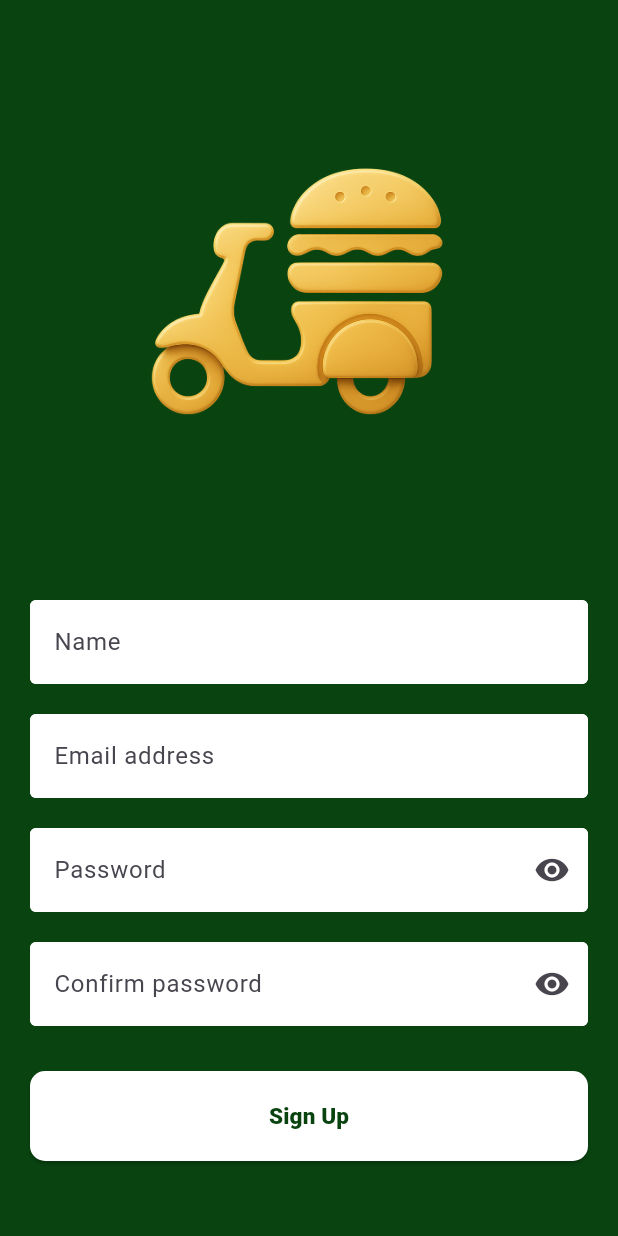
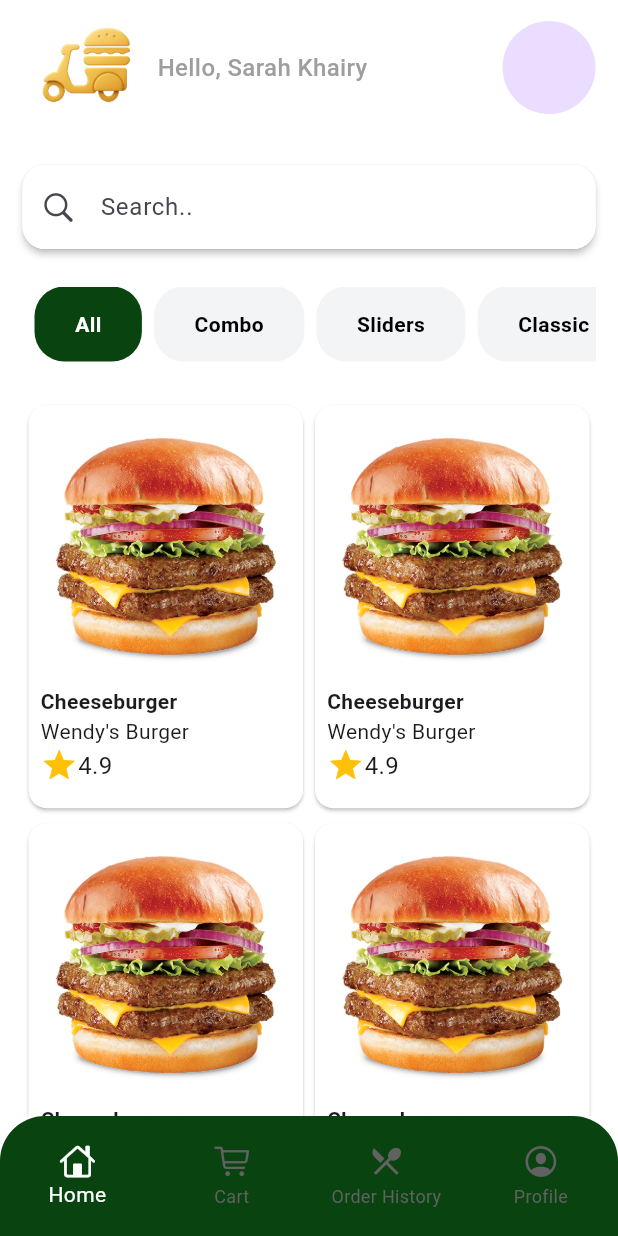
Before and after one commit to Sarakhairy/food_delivery_app, a Flutter app: the screen it shows after launch, on a phone screen of 412 x 824 dp. Run offline on Flutter 3.47's test engine with Material 3 defaults, Android fonts, the phone set to English and light mode, and no system bars.

Commit message:
finishing home screen ui

```diff
--- a/lib/core/theme/app_theme.dart
+++ b/lib/core/theme/app_theme.dart
@@ -1,6 +1,7 @@
 import 'package:flutter/material.dart';
 
 final ThemeData themeData = ThemeData(
+  scaffoldBackgroundColor: Colors.white,
   inputDecorationTheme:  InputDecorationTheme(
     enabledBorder: OutlineInputBorder(
       borderSide: BorderSide(color: Colors.white)
@@ -14,5 +15,6 @@ final ThemeData themeData = ThemeData(
     fillColor: Colors.white,
     filled: true,
 
-  )
+  ),
+  splashFactory: InkRipple.splashFactory,
 );
--- /dev/null
+++ b/lib/features/auth/presentation/pages/profile_page.dart
@@ -0,0 +1,10 @@
+import 'package:flutter/material.dart';
+
+class ProfilePage extends StatelessWidget {
+  const ProfilePage({super.key});
+
+  @override
+  Widget build(BuildContext context) {
+    return const Placeholder();
+  }
+}
--- /dev/null
+++ b/lib/features/cart/presentation/pages/cart_page.dart
@@ -0,0 +1,10 @@
+import 'package:flutter/material.dart';
+
+class CartPage extends StatelessWidget {
+  const CartPage({super.key});
+
+  @override
+  Widget build(BuildContext context) {
+    return const Placeholder();
+  }
+}
--- /dev/null
+++ b/lib/features/checkout/presentation/pages/checkout_page.dart
@@ -0,0 +1,10 @@
+import 'package:flutter/material.dart';
+
+class CheckoutPage extends StatelessWidget {
+  const CheckoutPage({super.key});
+
+  @override
+  Widget build(BuildContext context) {
+    return const Placeholder();
+  }
+}
--- /dev/null
+++ b/lib/features/home/presentation/pages/home_page.dart
@@ -0,0 +1,143 @@
+import 'package:flutter/cupertino.dart';
+import 'package:flutter/material.dart';
+import 'package:food_delivery_app/core/constants/app_colors.dart';
+import 'package:food_delivery_app/features/home/presentation/widgets/card_item.dart';
+import 'package:food_delivery_app/shared/custom_text.dart';
+
+class HomePage extends StatefulWidget {
+  const HomePage({super.key});
+
+  @override
+  State<HomePage> createState() => _HomePageState();
+}
+
+class _HomePageState extends State<HomePage> {
+  List category = ['All', "Combo", "Sliders", "Classic"];
+  int selectedIndex = 0;
+  @override
+  Widget build(BuildContext context) {
+    return Scaffold(
+      body: GestureDetector(
+        onTap: () {
+           FocusScope.of(context).unfocus();
+        },
+        child: SafeArea(
+          child: CustomScrollView(
+            slivers: [
+              SliverToBoxAdapter(
+                child: GestureDetector(
+                  onTap: () {
+                    FocusScope.of(context).unfocus();
+                  },
+                  child: Padding(
+                    padding: EdgeInsetsGeometry.symmetric(horizontal: 15),
+                    child: Column(
+                      children: [
+                        Row(
+                          children: [
+                            Row(
+                              children: [
+                                Image.asset('assets/images/logo.png', width: 90),
+                                CustomText(
+                                  text: "Hello, Sarah Khairy",
+                                  size: 16,
+                                  weight: FontWeight.w500,
+                                  color: Colors.grey.shade500,
+                                ),
+                              ],
+                            ),
+                            Spacer(),
+                            CircleAvatar(radius: 31),
+                          ],
+                        ),
+                        const SizedBox(height: 20),
+                        Material(
+                          elevation: 2,
+                          borderRadius: BorderRadius.circular(15),
+                          child: TextField(
+                            decoration: InputDecoration(
+                              prefixIcon: Icon(CupertinoIcons.search),
+                              hintText: "Search..",
+                              enabledBorder: OutlineInputBorder(
+                                borderRadius: BorderRadius.circular(15),
+                                borderSide: BorderSide(color: Colors.white),
+                              ),
+                              focusedBorder: OutlineInputBorder(
+                                borderRadius: BorderRadius.circular(15),
+                                borderSide: BorderSide(color: Colors.white),
+                              ),
+                            ),
+                          ),
+                        ),
+                        const SizedBox(height: 25),
+                        SizedBox(
+                          height: 50,
+                          child: ListView.builder(
+                            padding: EdgeInsets.all(0),
+                            itemCount: category.length,
+                            scrollDirection: Axis.horizontal,
+                            itemBuilder: (context, index) {
+                              return GestureDetector(
+                                onTap: () {
+                                  setState(() {
+                                    selectedIndex = index;
+                                  });
+                                  selectedIndex = index;
+                                },
+                                child: Container(
+                                  margin: EdgeInsets.only(left: 8),
+                                  decoration: BoxDecoration(
+                                    color: selectedIndex == index
+                                        ? AppColors.primaryColor
+                                        : Color(0xffF3F4F6),
+                                    borderRadius: BorderRadius.circular(20),
+                                  ),
+                                  padding: EdgeInsets.symmetric(
+                                    horizontal: 27,
+                                    vertical: 15,
+                                  ),
+                                  child: CustomText(
+                                    color: selectedIndex == index
+                                        ? Colors.white
+                                        : Colors.black,
+                                    text: category[index],
+                                    weight: FontWeight.w600,
+                                  ),
+                                ),
+                              );
+                            },
+                          ),
+                        ),
+                        const SizedBox(height: 25),
+                      ],
+                    ),
+                  ),
+                ),
+              ),
+              SliverPadding(
+                padding: EdgeInsets.symmetric(horizontal: 15),
+                sliver: SliverGrid(
+                  delegate: SliverChildBuilderDelegate(
+                    childCount: 6,
+                    (context, index) {
+                    return CardItem(
+                      image: "assets/images/test.png",
+                      name: "Cheeseburger",
+                      desc: "Wendy's Burger",
+                      rate: "4.9",
+                    );
+                  }),
+                  gridDelegate: SliverGridDelegateWithFixedCrossAxisCount(
+                    crossAxisCount: 2,
+                    childAspectRatio: 0.69,
+                    mainAxisSpacing: 2,
+                  ),
+                ),
+              ),
+            ],
+          ),
+        ),
+      ),
+    );
+  }
+}
--- /dev/null
+++ b/lib/features/home/presentation/widgets/card_item.dart
@@ -0,0 +1,37 @@
+import 'package:flutter/material.dart';
+import 'package:food_delivery_app/shared/custom_text.dart';
+
+class CardItem extends StatelessWidget {
+  final String image;
+  final String name;
+  final String desc;
+  final String rate;
+  const CardItem({super.key, required this.image, required this.name, required this.desc, required this.rate});
+
+  @override
+  Widget build(BuildContext context) {
+    return Card(
+      color: Colors.white,
+      child: Padding(
+        padding: const EdgeInsets.all(8.0),
+        child: Column(
+          crossAxisAlignment: CrossAxisAlignment.start,
+          children: [
+            Image.asset(image, width: 180),
+            const SizedBox(height: 10),
+            CustomText(text: name,weight: FontWeight.bold,),
+            CustomText(text: desc),
+            Row(
+              mainAxisSize: MainAxisSize.min,
+
+              children: [
+                Icon(Icons.star, color: Colors.amber, size: 25),
+                CustomText(text: rate,size: 16,),
+              ],
+            ),
+          ],
+        ),
+      ),
+    );
+  }
+}
--- /dev/null
+++ b/lib/features/orderHistory/presentation/pages/order_history_page.dart
@@ -0,0 +1,10 @@
+import 'package:flutter/material.dart';
+
+class OrderHistoryPage extends StatelessWidget {
+  const OrderHistoryPage({super.key});
+
+  @override
+  Widget build(BuildContext context) {
+    return const Placeholder();
+  }
+}
--- a/lib/main.dart
+++ b/lib/main.dart
@@ -3,6 +3,7 @@ import 'package:food_delivery_app/core/theme/app_theme.dart';
 import 'package:food_delivery_app/features/auth/presentation/pages/login_page.dart';
 import 'package:food_delivery_app/features/auth/presentation/pages/signup_page.dart';
 import 'package:food_delivery_app/features/splash/presentation/pages/splash_page.dart';
+import 'package:food_delivery_app/root.dart';
 
 void main() {
   runApp(const MyApp());
@@ -18,7 +19,7 @@ class MyApp extends StatelessWidget {
       debugShowCheckedModeBanner: false,
       title: 'Food Delivery app',
       theme: themeData,
-      home:  SignupPage()
+      home:  Root()
     );
   }
 }
--- /dev/null
+++ b/lib/root.dart
@@ -0,0 +1,77 @@
+import 'package:flutter/cupertino.dart';
+import 'package:flutter/material.dart';
+import 'package:food_delivery_app/core/constants/app_colors.dart';
+import 'package:food_delivery_app/features/auth/presentation/pages/profile_page.dart';
+import 'package:food_delivery_app/features/cart/presentation/pages/cart_page.dart';
+import 'package:food_delivery_app/features/home/presentation/pages/home_page.dart';
+import 'package:food_delivery_app/features/orderHistory/presentation/pages/order_history_page.dart';
+
+class Root extends StatefulWidget {
+  Root({super.key});
+
+  @override
+  State<Root> createState() => _RootState();
+}
+
+class _RootState extends State<Root> {
+  late PageController controller;
+
+  late List<Widget> screens;
+  int currentScreen = 0;
+  @override
+  void initState() {
+    screens = [HomePage(), CartPage(), OrderHistoryPage(), ProfilePage()];
+    controller = PageController(initialPage: currentScreen);
+    super.initState();
+  }
+
+  @override
+  Widget build(BuildContext context) {
+    return Scaffold(
+      body: PageView(
+        controller: controller,
+        children: screens,
+        physics: NeverScrollableScrollPhysics(),
+      ),
+      bottomNavigationBar: Container(
+        height: 80,
+        decoration: BoxDecoration(
+          borderRadius: BorderRadius.vertical(top: Radius.circular(30)),
+          color: AppColors.primaryColor,
+        ),
+        child: BottomNavigationBar(
+          elevation: 0,
+          backgroundColor: Colors.transparent,
+          type: BottomNavigationBarType.fixed,
+          selectedItemColor: Colors.white,
+          unselectedItemColor: Colors.grey.shade700,
+          currentIndex: currentScreen,
+          items: [
+            BottomNavigationBarItem(
+              icon: Icon(CupertinoIcons.home),
+              label: "Home",
+            ),
+            BottomNavigationBarItem(
+              icon: Icon(CupertinoIcons.cart),
+              label: 'Cart',
+            ),
+            BottomNavigationBarItem(
+              icon: Icon(Icons.local_restaurant_sharp),
+              label: 'Order History',
+            ),
+            BottomNavigationBarItem(
+              icon: Icon(CupertinoIcons.profile_circled),
+              label: "Profile",
+            ),
+          ],
+          onTap: (index) {
+            setState(() {
+              currentScreen = index;
+            });
+            controller.jumpToPage(currentScreen);
+          },
+        ),
+      ),
+    );
+  }
+}
```
Also changed, not shown: assets/images/test.png (added).
